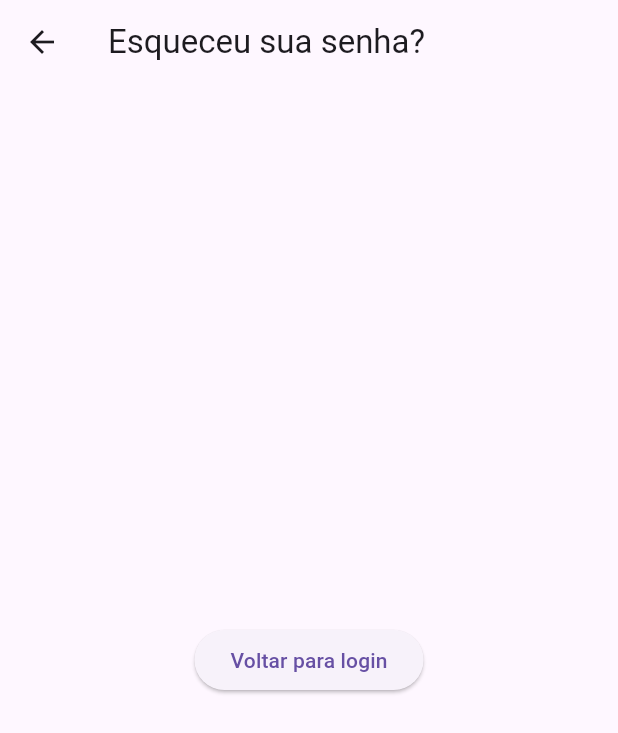
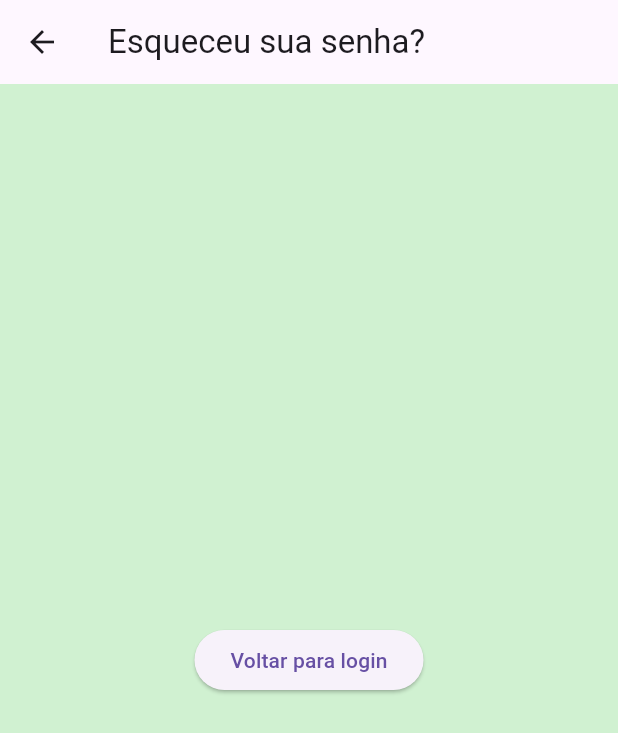
Before and after one commit to Guipmaru/pi_segunda_entrega, a Flutter app: the SegundaTela screen opened directly, on a phone screen of 412 x 824 dp. Shown: the top 733 px of the screen. Run offline on Flutter 3.47's test engine with Material 3 defaults, Android fonts, the phone set to English and light mode, and no system bars.

Commit message:
background

```diff
--- a/lib/esqueceu_senha.dart
+++ b/lib/esqueceu_senha.dart
@@ -6,6 +6,7 @@ class SegundaTela extends StatelessWidget {
   @override
   Widget build(BuildContext context) {
     return Scaffold(
+      backgroundColor: const Color.fromARGB(255, 208, 241, 209),
       appBar: AppBar(
         title: const Text('Esqueceu sua senha?'),
       ),
```
